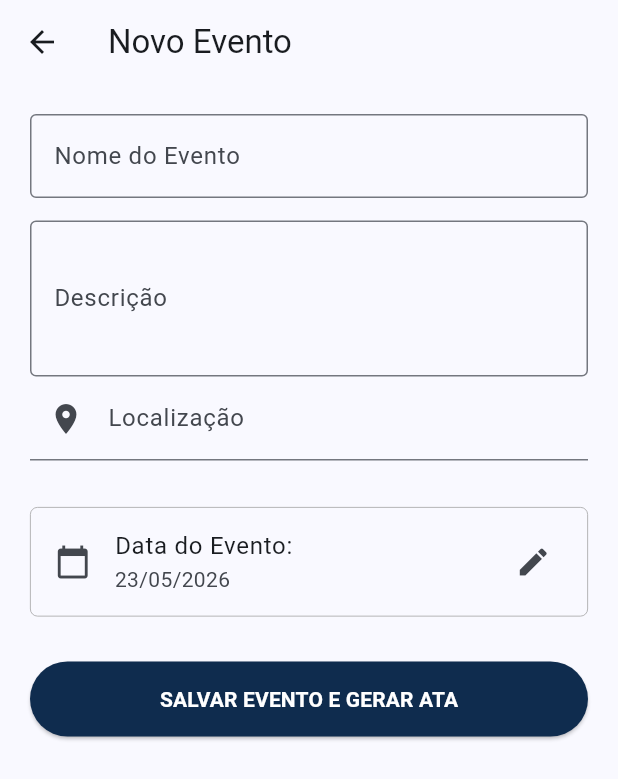
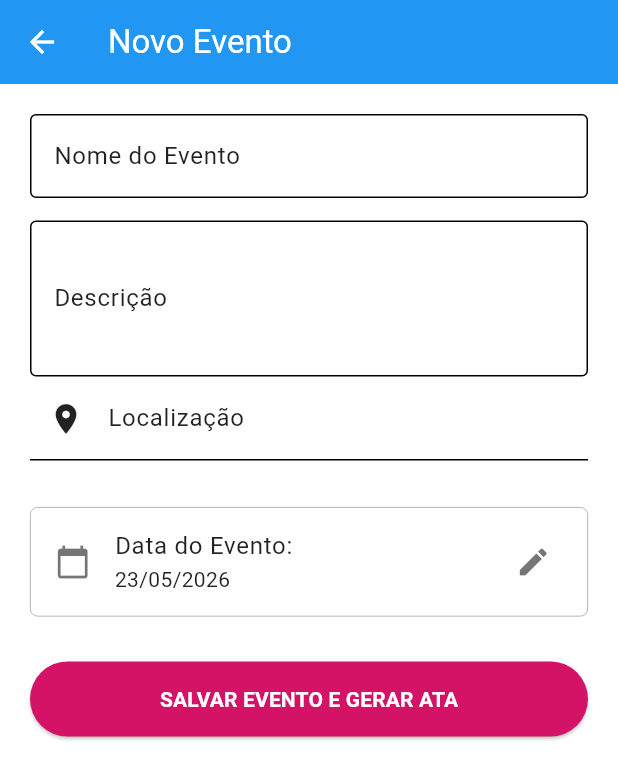
Before and after one commit to ThurPjh/Rotaractjp, a Flutter app: the screen it shows once a user with an empty profile is signed in, after a tap on the "add" icon, on a phone screen of 412 x 824 dp. Shown: the top 779 px of the screen. Run offline on Flutter 3.47's test engine with Material 3 defaults, Android fonts, the phone set to English and light mode, and no system bars; our stand-ins replace cloud_firestore, firebase_auth, firebase_core, shared_preferences; accounts and stored records are empty; network calls fail.

Commit message:
Arrumações

```diff
--- a/lib/main.dart
+++ b/lib/main.dart
@@ -2,6 +2,7 @@ import 'package:flutter/material.dart';
 import 'package:firebase_core/firebase_core.dart';
 import 'package:firebase_auth/firebase_auth.dart';
 import 'package:rotaract_app/firebase_options.dart';
+import 'package:provider/provider.dart';
 
 // Importação Models e Services
 import 'package:rotaract_app/models/usuario_model.dart';
@@ -14,6 +15,10 @@ import 'package:rotaract_app/screens/login_screen.dart';
 import 'package:rotaract_app/screens/perfil_screen.dart';
 import 'package:rotaract_app/screens/form_evento_screen.dart';
 import 'package:rotaract_app/screens/eventos_screen.dart';
+import 'package:rotaract_app/providers/theme_provider.dart';
+
+// 1. Variável Global para controlar o tema
+// ValueNotifier<ThemeMode> temaAtual = ValueNotifier(ThemeMode.light); // Removido, será gerenciado pelo ThemeProvider
 
 void main() async {
   WidgetsFlutterBinding.ensureInitialized();
@@ -26,19 +31,21 @@ class RotaractApp extends StatelessWidget {
 
   @override
   Widget build(BuildContext context) {
-    // Cor rosa oficial do Rotaract
-    const Color rosaOficial = Color.fromRGBO(15, 44, 78, 1);
+    // const Color rosaOficial = Color.fromRGBO(212, 19, 103, 1); // Removido, temas estáticos em ThemeProvider
 
+    // 2. ValueListenableBuilder envolve o MaterialApp para reconstruir ao mudar o tema
+    return ChangeNotifierProvider(
+      create: (_) => ThemeProvider(), // Instancia seu ThemeProvider
+      child: Consumer<ThemeProvider>( // O Consumer reconstrói quando o tema muda
+        builder: (context, themeProvider, child) {
         return MaterialApp(
           title: 'Rotaract JP',
           debugShowCheckedModeBanner: false,
-      theme: ThemeData(
-        useMaterial3: true,
-        colorScheme: ColorScheme.fromSeed(
-          seedColor: rosaOficial,
-          primary: rosaOficial,
-        ),
-      ),
+
+          // Configurações de Tema
+            themeMode: themeProvider.themeMode, // Controlado pelo ThemeProvider
+            theme: ThemeProvider.lightTheme, // Tema claro estático
+            darkTheme: ThemeProvider.darkTheme, // Tema escuro estático
           home: StreamBuilder<User?>(
             stream: FirebaseAuth.instance.authStateChanges(),
             builder: (context, snapshot) {
@@ -48,7 +55,6 @@ class RotaractApp extends StatelessWidget {
                 );
               }
 
-          // Se estiver logado, busca os dados do usuário no Firestore
               if (snapshot.hasData && snapshot.data != null) {
                 return FutureBuilder<UsuarioModel?>(
                   future: UserService().getPerfil(snapshot.data!.uid),
@@ -67,8 +73,10 @@ class RotaractApp extends StatelessWidget {
                   },
                 );
               }
-          // Se não estiver logado, vai para o Login
               return const LoginScreen();
+            },
+          ),
+        );
       },
       ),
                 );
@@ -88,23 +96,19 @@ class _MainNavigationState extends State<MainNavigation> {
 
   @override
   Widget build(BuildContext context) {
-    // Lista de telas principais das abas
     final List<Widget> _screens = [
       HomeScreen(usuario: widget.usuario),
       AtasScreen(usuario: widget.usuario),
       const EventosScreen(),
-      // Aba de Presença instruciona
       PerfilScreen(usuario: widget.usuario),
     ];
 
     return Scaffold(
-      // Removi a AppBar daqui para a HomeScreen usar o cabeçalho customizado da foto
       body: IndexedStack(
         index: _selectedIndex,
         children: _screens
       ),
 
-      // Botão flutuante para adicionar eventos (aparece apenas na aba Início)
       floatingActionButton: _selectedIndex == 0
           ? FloatingActionButton(
               onPressed: () {
@@ -122,25 +126,13 @@ class _MainNavigationState extends State<MainNavigation> {
         currentIndex: _selectedIndex,
         onTap: (index) => setState(() => _selectedIndex = index),
         type: BottomNavigationBarType.fixed,
-        selectedItemColor: Theme.of(context).primaryColor,
+        selectedItemColor: Colors.black,
         unselectedItemColor: Colors.grey,
         items: const [
-          BottomNavigationBarItem(
-            icon: Icon(Icons.home_filled),
-            label: 'Início'
-          ),
-          BottomNavigationBarItem(
-            icon: Icon(Icons.description_outlined),
-            label: 'Atas'
-          ),
-          BottomNavigationBarItem(
-            icon: Icon(Icons.check_circle_outline),
-            label: 'Presença'
-          ),
-          BottomNavigationBarItem(
-            icon: Icon(Icons.person_outline),
-            label: 'Perfil'
-          ),
+          BottomNavigationBarItem(icon: Icon(Icons.home_filled), label: 'Início'),
+          BottomNavigationBarItem(icon: Icon(Icons.description_outlined), label: 'Atas'),
+          BottomNavigationBarItem(icon: Icon(Icons.check_circle_outline), label: 'Presença'),
+          BottomNavigationBarItem(icon: Icon(Icons.person_outline), label: 'Perfil'),
         ],
       ),
     );
--- a/lib/models/evento_model.dart
+++ b/lib/models/evento_model.dart
@@ -4,7 +4,7 @@ class Evento {
   final String id;
   final String nome;
   final String descricao;
-  final String data;
+  final DateTime data; // Alterado para DateTime
   final List<String> presencas;
 
   Evento({
@@ -18,11 +18,23 @@ class Evento {
   factory Evento.fromFirestore(DocumentSnapshot doc) {
     final dataMap = doc.data() as Map<String, dynamic>?;
 
+    // Converte de forma segura o que vier do Firebase para o DateTime do Flutter
+    DateTime dataTratada;
+    var firestoreData = dataMap?['data'];
+
+    if (firestoreData is Timestamp) {
+      dataTratada = firestoreData.toDate(); // Se for Timestamp no Firebase
+    } else if (firestoreData is String && firestoreData.isNotEmpty) {
+      dataTratada = DateTime.tryParse(firestoreData) ?? DateTime.now(); // Se for String
+    } else {
+      dataTratada = DateTime.now(); // Se estiver vazio/nulo
+    }
+
     return Evento(
       id: doc.id,
       nome: dataMap?['nome'] ?? 'Evento sem nome',
       descricao: dataMap?['descricao'] ?? '',
-      data: dataMap?['data'] ?? '',
+      data: dataTratada,
       presencas: List<String>.from(dataMap?['presencas'] ?? []),
     );
   }
--- /dev/null
+++ b/lib/providers/theme_provider.dart
@@ -0,0 +1,90 @@
+import 'package:flutter/material.dart';
+import 'package:shared_preferences/shared_preferences.dart';
+
+
+const Color rosaOficial = Color.fromRGBO(212, 19, 103, 1);
+
+class ThemeProvider with ChangeNotifier {
+  ThemeMode _themeMode = ThemeMode.system;
+
+  ThemeMode get themeMode => _themeMode;
+
+  ThemeProvider() {
+    _loadThemeMode();
+  }
+
+  void toggleTheme(bool isDarkMode) async {
+    _themeMode = isDarkMode ? ThemeMode.dark : ThemeMode.light;
+    notifyListeners();
+    _saveThemeMode(isDarkMode);
+  }
+
+  void _loadThemeMode() async {
+    final prefs = await SharedPreferences.getInstance();
+    final isDarkMode = prefs.getBool('isDarkMode') ?? false;
+    _themeMode = isDarkMode ? ThemeMode.dark : ThemeMode.light;
+    notifyListeners();
+  }
+
+  void _saveThemeMode(bool isDarkMode) async {
+    final prefs = await SharedPreferences.getInstance();
+    await prefs.setBool('isDarkMode', isDarkMode);
+  }
+
+  static ThemeData lightTheme = ThemeData(
+    brightness: Brightness.light,
+    primaryColor: rosaOficial,
+    colorScheme: const ColorScheme.light(
+      primary: rosaOficial,
+      onPrimary: Colors.white,
+      secondary: Colors.amber,
+      surface: Colors.white,
+      onSurface: Colors.black87,
+    ),
+    appBarTheme: const AppBarTheme(
+      backgroundColor: Colors.blue,
+      foregroundColor: Colors.white,
+    ),
+    scaffoldBackgroundColor: Colors.white,
+    cardColor: Colors.white,
+    textTheme: const TextTheme(
+      titleMedium: TextStyle(color: Colors.black, fontSize: 16), // Garante o estilo do título
+      bodyMedium: TextStyle(color: Colors.black54, fontSize: 14), // Garante o estilo do subtítulo
+    ),
+    listTileTheme: const ListTileThemeData(
+      iconColor: Colors.black54,
+    ),
+    dividerTheme: const DividerThemeData(
+      color: Colors.black12,
+    ),
+  );
+
+  static ThemeData darkTheme = ThemeData(
+    brightness: Brightness.dark,
+    primaryColor: rosaOficial,
+    colorScheme: const ColorScheme.dark(
+      primary: rosaOficial,
+      onPrimary: Colors.white,
+      secondary: Colors.teal,
+      surface: Color(0xFF121212),
+      onSurface: Colors.white70,
+    ),
+    appBarTheme: const AppBarTheme(
+      backgroundColor: Colors.deepPurple,
+      foregroundColor: Colors.white,
+    ),
+    // CORREÇÃO: Removido o uso de colchetes [] em propriedades estáticas
+    scaffoldBackgroundColor: const Color(0xFF212121), // Equivalente ao Colors.grey[900]
+    cardColor: const Color(0xFF303030), // Equivalente ao Colors.grey[850]
+    textTheme: const TextTheme(
+      titleMedium: TextStyle(color: Colors.white, fontSize: 16), // Texto claro no modo escuro
+      bodyMedium: TextStyle(color: Colors.white60, fontSize: 14), // Texto secundário claro
+    ),
+    listTileTheme: const ListTileThemeData(
+      iconColor: Colors.white70,
+    ),
+    dividerTheme: const DividerThemeData(
+      color: Colors.white12,
+    ),
+  );
+}
--- a/lib/screens/home_screen.dart
+++ b/lib/screens/home_screen.dart
@@ -1,8 +1,11 @@
+// src/home_screen.dart
 import 'package:flutter/material.dart';
-import '../models/usuario_model.dart';
-import '../models/ata_model.dart';
-import '../models/evento_model.dart';
-import '../services/database.dart';
+import 'package:provider/provider.dart';
+import 'package:rotaract_app/providers/theme_provider.dart';
+import 'package:rotaract_app/models/usuario_model.dart';
+import 'package:rotaract_app/models/ata_model.dart';
+import 'package:rotaract_app/models/evento_model.dart';
+import 'package:rotaract_app/services/database.dart';
 import 'package:intl/intl.dart';
 
 class HomeScreen extends StatelessWidget {
@@ -10,22 +13,27 @@ class HomeScreen extends StatelessWidget {
 
   const HomeScreen({super.key, required this.usuario});
 
-
   @override
   Widget build(BuildContext context) {
-    // Lógica para as iniciais (mesma de antes)
-    String iniciais = usuario.nome.isNotEmpty ? usuario.nome[0].toUpperCase() : "U";
-    final Color corPrimaria = Theme.of(context).primaryColor;
+    String iniciais = usuario.nome.isNotEmpty
+        ? usuario.nome[0].toUpperCase()
+        : "U";
 
-    return Column(
+    final Color corDoFundoCabecalho = Theme.of(context).colorScheme.primary;
+    final Color corDoTextoEIcone = Theme.of(context).colorScheme.onPrimary;
+
+    final themeProvider = Provider.of<ThemeProvider>(context);
+    final bool isDarkMode = themeProvider.themeMode == ThemeMode.dark;
+
+    return Scaffold(
+      body: Column(
         crossAxisAlignment: CrossAxisAlignment.start,
         children: [
-        // CABEÇALHO (Dinâmico com dados do usuário)
           Container(
             width: double.infinity,
             padding: const EdgeInsets.fromLTRB(20, 60, 20, 30),
             decoration: BoxDecoration(
-            color: corPrimaria,
+              color: corDoFundoCabecalho,
               borderRadius: const BorderRadius.only(
                 bottomLeft: Radius.circular(24),
                 bottomRight: Radius.circular(24),
@@ -39,93 +47,161 @@ class HomeScreen extends StatelessWidget {
                   children: [
                     Text(
                       'Olá, ${usuario.nome}',
-                    style: const TextStyle(fontSize: 22, fontWeight: FontWeight.bold, color: Colors.white),
+                      style: TextStyle(
+                        fontSize: 22,
+                        fontWeight: FontWeight.bold,
+                        color: corDoTextoEIcone,
+                      ),
                     ),
                     const SizedBox(height: 4),
-                  const Text(
+                    Text(
                       'Rotaract João Pinheiro',
-                    style: TextStyle(fontSize: 14, color: Colors.white70),
+                      style: TextStyle(
+                        fontSize: 14,
+                        color: corDoTextoEIcone.withOpacity(0.7),
+                      ),
                     ),
                   ],
                 ),
+                Row(
+                  children: [
+                    const SizedBox(width: 8),
                     CircleAvatar(
                       radius: 25,
-                backgroundColor: const Color.fromARGB(255, 200, 200, 197),
+                      backgroundColor: Theme.of(
+                        context,
+                      ).colorScheme.surface.withOpacity(0.8),
                       child: Text(
                         iniciais,
-                  style: TextStyle(color: corPrimaria, fontWeight: FontWeight.bold, fontSize: 18),
+                        style: TextStyle(
+                          color: Theme.of(context).colorScheme.onSurface,
+                          fontWeight: FontWeight.bold,
+                          fontSize: 18,
                         ),
+                      ),
+                    ),Icon(isDarkMode ? Icons.dark_mode : Icons.light_mode),
+                    Switch(
+                      value: isDarkMode,
+                      onChanged: (value) {
+                        themeProvider.toggleTheme(value);
+                      },
+                      activeColor: corDoTextoEIcone,
+                      inactiveThumbColor: Colors.grey[400],
+                      inactiveTrackColor: Colors.grey[200],
+                    ),
+                  ],
                 ),
               ],
             ),
           ),
 
           const SizedBox(height: 25),
-        const Padding(
-          padding: EdgeInsets.symmetric(horizontal: 20),
+          Padding(
+            padding: const EdgeInsets.symmetric(horizontal: 20),
             child: Text(
               'NOTIFICAÇÕES ',
-            style: TextStyle(fontSize: 13, fontWeight: FontWeight.bold, color: Colors.grey, letterSpacing: 1.2),
+              style: TextStyle(
+                fontSize: 13,
+                fontWeight: FontWeight.bold,
+                color:
+                    Theme.of(context).textTheme.bodySmall?.color ?? Colors.grey,
+                letterSpacing: 1.2,
+              ),
             ),
           ),
 
           const SizedBox(height: 10),
 
-        // BUSCA DE DADOS DO FIREBASE
           Expanded(
             child: StreamBuilder<List<AtaModel>>(
               stream: DatabaseService().atas,
               builder: (context, ataSnapshot) {
                 return StreamBuilder<List<Evento>>(
                   stream: DatabaseService().eventos,
-                builder: (context, eventoSnapshot) {
+                  builder: (eventoContext, eventoSnapshot) {
+                    // Exibe um indicador de carregamento enquanto os dados do Firebase não chegam
+                    if (ataSnapshot.connectionState ==
+                            ConnectionState.waiting ||
+                        eventoSnapshot.connectionState ==
+                            ConnectionState.waiting) {
+                      return const Center(child: CircularProgressIndicator());
+                    }
 
                     List<Widget> notificacoes = [];
 
-                  // 1. Notificação de Ata Real
+                    // 1. Notificação de Ata
                     if (ataSnapshot.hasData && ataSnapshot.data!.isNotEmpty) {
                       final ultimaAta = ataSnapshot.data!.first;
-                    final dataFotmatada = DateFormat('dd/MM/yyyy').format(DateTime.now());
-                    notificacoes.add(_buildNotificacaoItem(
+                      // Correção do erro de digitação: 'dataFotmatada' para 'dataFormatada'
+                      final dataFormatada = DateFormat(
+                        'dd/MM/yyyy',
+                      ).format(DateTime.now());
+
+                      notificacoes.add(
+                        _buildNotificacaoItem(
+                          context:
+                              eventoContext, // Passando o contexto correto para o item
                           corBolinha: Colors.blue,
                           titulo: 'Ata publicada: ${ultimaAta.titulo}',
-                      subtitulo: 'Registrada em ${dataFotmatada}',
-                    ));
+                          subtitulo: 'Registrada em $dataFormatada',
+                        ),
+                      );
                     }
 
-                  // 2. Notificação de Evento Real
-                  if (eventoSnapshot.hasData && eventoSnapshot.data!.isNotEmpty) {
+                    // 2. Notificação de Evento
+                    if (eventoSnapshot.hasData &&
+                        eventoSnapshot.data!.isNotEmpty) {
                       final proximoEvento = eventoSnapshot.data!.first;
-                    notificacoes.add(_buildNotificacaoItem(
+                      notificacoes.add(
+                        _buildNotificacaoItem(
+                          context: eventoContext,
                           corBolinha: Colors.orange,
                           titulo: 'Próximo Evento: ${proximoEvento.nome}',
-                      subtitulo: 'Data: ${proximoEvento.data}',
-                    ));
+                          subtitulo:
+                              'Data: ${DateFormat('dd/MM/yyyy').format(proximoEvento.data)}',
+                        ),
+                      );
                     }
 
-                  // 3. Notificação fixa de sistema (opcional)
-                  notificacoes.add(_buildNotificacaoItem(
+                    // 3. Notificação Fixa de Status (Adicionada apenas se houver o usuário carregado)
+                    notificacoes.add(
+                      _buildNotificacaoItem(
+                        context: eventoContext,
                         corBolinha: Colors.green,
                         titulo: 'Status do Clube',
-                    subtitulo: 'Seu cadastro como ${usuario.cargo} está ativo',
+                        subtitulo:
+                            'Seu cadastro como ${usuario.cargo} está ativo',
                         mostrarLinha: false,
-                  ));
+                      ),
+                    );
 
+                    // Verificação de segurança para a lista vazia
                     if (notificacoes.isEmpty) {
-                    return const Center(child: Text("Sem notificações no momento."));
+                      return Center(
+                        child: Text(
+                          "Sem notificações no momento.",
+                          // Correção: Usando eventoContext para evitar conflito de escopo
+                          style: Theme.of(eventoContext).textTheme.bodyMedium,
+                        ),
+                      );
                     }
 
-                  return ListView(children: notificacoes);
+                    return ListView(
+                      padding: const EdgeInsets.symmetric(vertical: 8),
+                      children: notificacoes,
+                    );
                   },
                 );
               },
             ),
           ),
         ],
+      ),
     );
   }
 
   Widget _buildNotificacaoItem({
+    required BuildContext context,
     required Color corBolinha,
     required String titulo,
     required String subtitulo,
@@ -134,17 +210,42 @@ class HomeScreen extends StatelessWidget {
     return Column(
       children: [
         ListTile(
-          contentPadding: const EdgeInsets.symmetric(horizontal: 20, vertical: 4),
+          contentPadding: const EdgeInsets.symmetric(
+            horizontal: 20,
+            vertical: 4,
+          ),
           leading: Container(
-            width: 12, height: 12,
+            width: 12,
+            height: 12,
             margin: const EdgeInsets.only(top: 8),
-            decoration: BoxDecoration(color: corBolinha, shape: BoxShape.circle),
+            decoration: BoxDecoration(
+              color: corBolinha,
+              shape: BoxShape.circle,
             ),
-          title: Text(titulo, style: const TextStyle(fontWeight: FontWeight.bold, fontSize: 16)),
-          subtitle: Text(subtitulo, style: const TextStyle(color: Colors.grey, fontSize: 14)),
+          ),
+          // Mudança: O estilo agora herda as cores corretas do tema claro/escuro, mantendo apenas o bold local
+          title: Text(
+            titulo,
+            style: Theme.of(
+              context,
+            ).textTheme.titleMedium?.copyWith(fontWeight: FontWeight.bold),
+          ),
+          // Mudança: Simplificado para usar diretamente o estilo definido no seu ThemeProvider
+          subtitle: Text(
+            subtitulo,
+            style: Theme.of(context).textTheme.bodyMedium,
+          ),
         ),
         if (mostrarLinha)
-          const Divider(color: Colors.black12, indent: 20, endIndent: 20, height: 1),
+          Divider(
+            // Mudança: Adicionado o operador ?? para garantir uma cor de segurança caso o dividerTheme seja nulo
+            color:
+                Theme.of(context).dividerTheme.color ??
+                Theme.of(context).dividerColor,
+            indent: 20,
+            endIndent: 20,
+            height: 1,
+          ),
       ],
     );
   }
--- a/lib/screens/perfil_screen.dart
+++ b/lib/screens/perfil_screen.dart
@@ -1,6 +1,8 @@
 import 'package:flutter/material.dart';
 import 'package:firebase_auth/firebase_auth.dart';
+import 'package:provider/provider.dart';
 import '../models/usuario_model.dart';
+import '../providers/theme_provider.dart';
 
 class PerfilScreen extends StatelessWidget {
   final UsuarioModel usuario;
@@ -8,6 +10,10 @@ class PerfilScreen extends StatelessWidget {
 
   @override
   Widget build(BuildContext context) {
+    // CORREÇÃO: Buscando a instância do seu ThemeProvider herdado do main.dart
+    final themeProvider = Provider.of<ThemeProvider>(context);
+    final bool isDarkMode = themeProvider.themeMode == ThemeMode.dark;
+
     return Scaffold(
       appBar: AppBar(title: const Text('Meu Perfil')),
       body: Center(
@@ -16,14 +22,38 @@ class PerfilScreen extends StatelessWidget {
           children: [
             const CircleAvatar(radius: 50, child: Icon(Icons.person, size: 50)),
             const SizedBox(height: 20),
-            Text(usuario.nome, style: const TextStyle(fontSize: 22, fontWeight: FontWeight.bold)),
-            Text(usuario.cargo.toUpperCase(), style: const TextStyle(color: Colors.grey)),
+            Text(
+              usuario.nome,
+              style: Theme.of(context).textTheme.titleLarge?.copyWith(fontWeight: FontWeight.bold),
+            ),
+            Text(
+              usuario.cargo.toUpperCase(),
+              style: Theme.of(context).textTheme.bodyMedium?.copyWith(color: Colors.grey),
+            ),
             const SizedBox(height: 40),
             ElevatedButton.icon(
               onPressed: () => FirebaseAuth.instance.signOut(),
               icon: const Icon(Icons.exit_to_app),
               label: const Text('Sair do App'),
-              style: ElevatedButton.styleFrom(backgroundColor: Colors.red.shade50),
+              style: ElevatedButton.styleFrom(
+                backgroundColor: Colors.red.shade50,
+                foregroundColor: Colors.red, // Deixa o texto/ícone vermelho
+              ),
+            ),
+            const SizedBox(height: 40),
+            // CORREÇÃO: O Switch agora lê e altera o estado do seu ThemeProvider real
+            ListTile(
+              leading: Icon(
+                isDarkMode ? Icons.dark_mode : Icons.light_mode,
+              ),
+              title: const Text("Modo Escuro"),
+              trailing: Switch(
+                value: isDarkMode,
+                onChanged: (bool value) {
+                  // Chama a função toggleTheme que você criou lá no seu ThemeProvider!
+                  themeProvider.toggleTheme(value);
+                },
+              ),
             ),
           ],
         ),
```
Also changed, not shown: pubspec.yaml (+20 -28 lines), pubspec.lock, 3 other files. Lines whose indentation alone changed are shown as unchanged.
